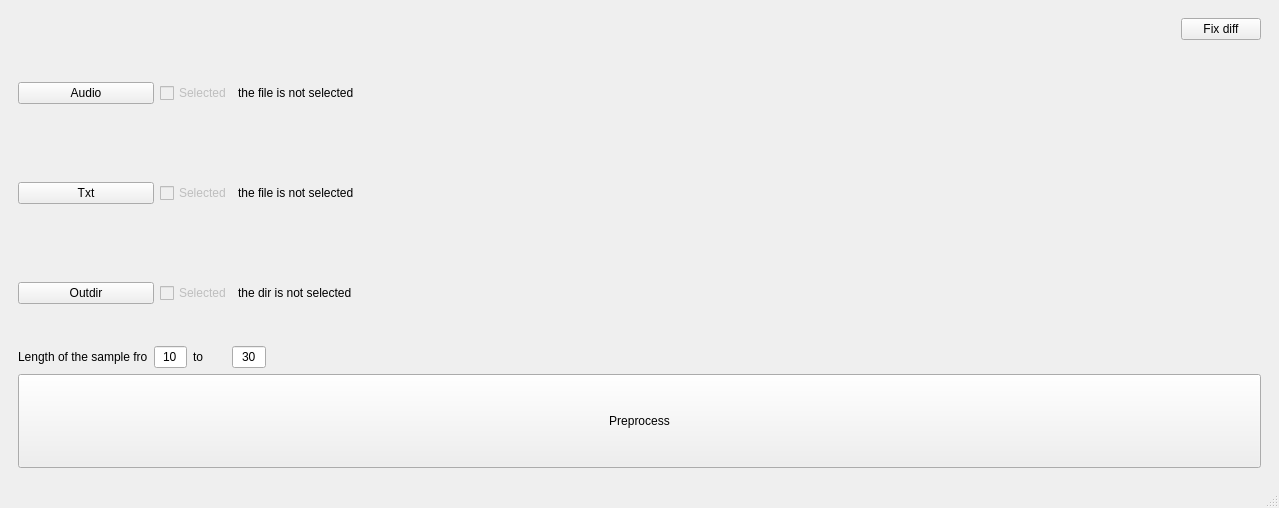
Qt form form.ui (Klaasibub/DatasetApp) before a commit.
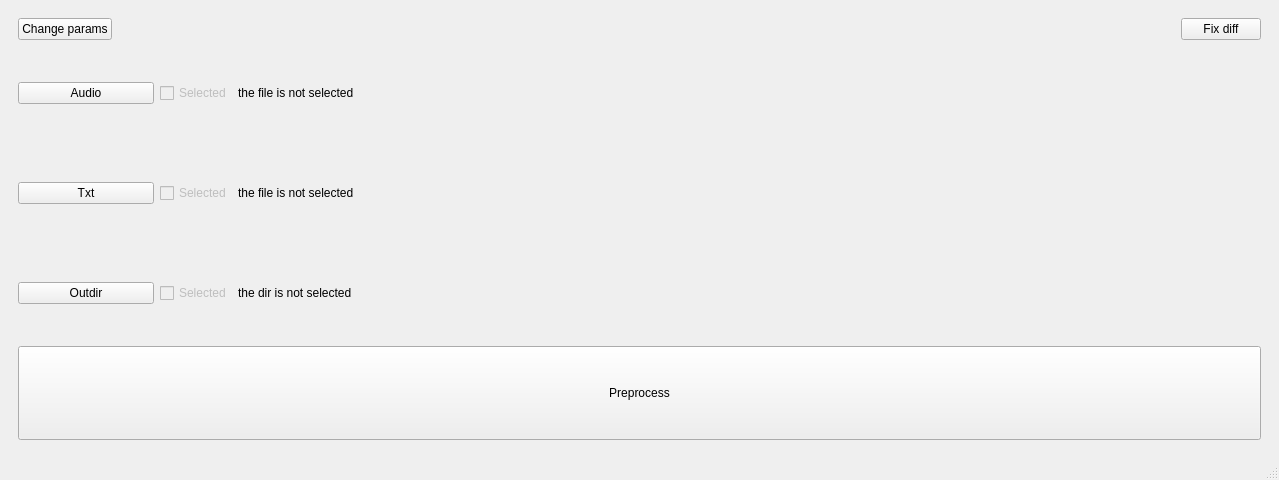
The same form after that commit.

```diff
--- a/form.ui
+++ b/form.ui
@@ -7,7 +7,7 @@
     <x>0</x>
     <y>0</y>
     <width>1279</width>
-    <height>508</height>
+    <height>480</height>
    </rect>
   </property>
   <property name="windowTitle">
@@ -23,7 +23,7 @@
       <widget class="QWidget" name="page">
        <layout class="QGridLayout" name="gridLayout">
         <item row="2" column="0">
-         <layout class="QVBoxLayout" name="verticalLayout" stretch="1,1,1,1,1">
+         <layout class="QVBoxLayout" name="verticalLayout" stretch="1,1,1,1">
           <item>
            <layout class="QHBoxLayout" name="horizontalLayout" stretch="2,1,15">
             <item>
@@ -126,63 +126,6 @@
             </item>
            </layout>
           </item>
-          <item>
-           <layout class="QHBoxLayout" name="horizontalLayout_6" stretch="1,1,1,1,30">
-            <item>
-             <widget class="QLabel" name="numberLabel">
-              <property name="minimumSize">
-               <size>
-                <width>130</width>
-                <height>0</height>
-               </size>
-              </property>
-              <property name="text">
-               <string>Length of the sample from:</string>
-              </property>
-             </widget>
-            </item>
-            <item>
-             <widget class="QLineEdit" name="numberLineEdit">
-              <property name="text">
-               <string>10</string>
-              </property>
-              <property name="alignment">
-               <set>Qt::AlignCenter</set>
-              </property>
-             </widget>
-            </item>
-            <item>
-             <widget class="QLabel" name="label">
-              <property name="text">
-               <string>to</string>
-              </property>
-             </widget>
-            </item>
-            <item>
-             <widget class="QLineEdit" name="lineEdit">
-              <property name="text">
-               <string>30</string>
-              </property>
-              <property name="alignment">
-               <set>Qt::AlignCenter</set>
-              </property>
-             </widget>
-            </item>
-            <item>
-             <spacer name="horizontalSpacer">
-              <property name="orientation">
-               <enum>Qt::Horizontal</enum>
-              </property>
-              <property name="sizeHint" stdset="0">
-               <size>
-                <width>40</width>
-                <height>20</height>
-               </size>
-              </property>
-             </spacer>
-            </item>
-           </layout>
-          </item>
           <item>
            <layout class="QHBoxLayout" name="horizontalLayout_3">
             <item>
@@ -204,6 +147,13 @@
         </item>
         <item row="0" column="0">
          <layout class="QHBoxLayout" name="horizontalLayout_5">
+          <item>
+           <widget class="QPushButton" name="paramsBt">
+            <property name="text">
+             <string>Change params</string>
+            </property>
+           </widget>
+          </item>
           <item>
            <spacer name="horizontalSpacer_2">
             <property name="orientation">
```
